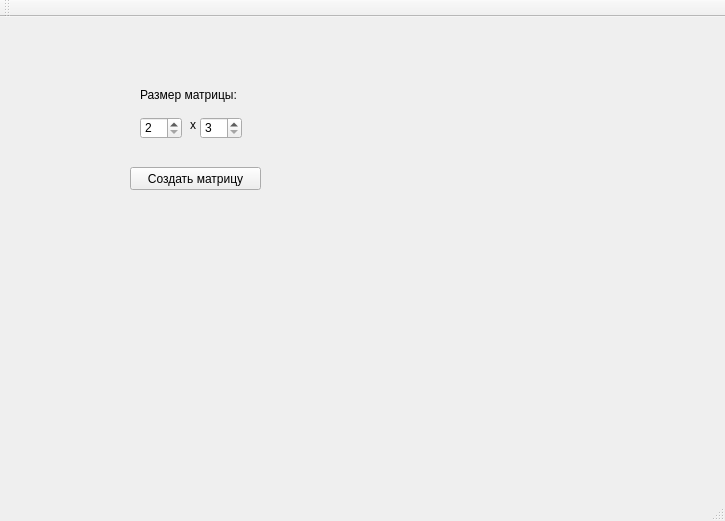
This is mainwindow.ui in artempal/gauss as Qt 5 draws it before an edit. The edited form follows.
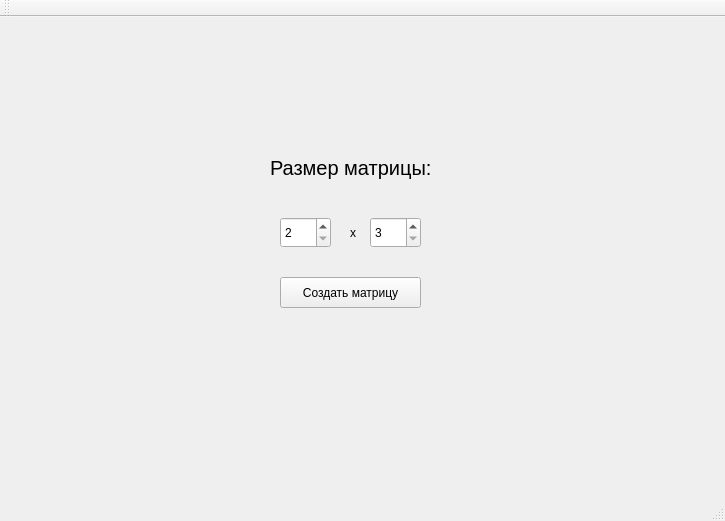
This is the edited form.

Commit message: устранил ошибку памяти при выводе

Diff of the .ui file:
```diff
--- a/mainwindow.ui
+++ b/mainwindow.ui
@@ -30,10 +30,10 @@
      <widget class="QSpinBox" name="row">
       <property name="geometry">
        <rect>
-        <x>120</x>
-        <y>80</y>
-        <width>42</width>
-        <height>22</height>
+        <x>260</x>
+        <y>180</y>
+        <width>51</width>
+        <height>31</height>
        </rect>
       </property>
       <property name="minimum">
@@ -46,10 +46,10 @@
      <widget class="QSpinBox" name="col">
       <property name="geometry">
        <rect>
-        <x>180</x>
-        <y>80</y>
-        <width>42</width>
-        <height>22</height>
+        <x>350</x>
+        <y>180</y>
+        <width>51</width>
+        <height>31</height>
        </rect>
       </property>
       <property name="minimum">
@@ -62,12 +62,17 @@
      <widget class="QLabel" name="label">
       <property name="geometry">
        <rect>
-        <x>120</x>
-        <y>50</y>
+        <x>250</x>
+        <y>100</y>
         <width>161</width>
-        <height>16</height>
+        <height>61</height>
        </rect>
       </property>
+      <property name="font">
+       <font>
+        <pointsize>15</pointsize>
+       </font>
+      </property>
       <property name="text">
        <string>Размер матрицы:</string>
       </property>
@@ -75,10 +80,10 @@
      <widget class="QLabel" name="label_2">
       <property name="geometry">
        <rect>
-        <x>170</x>
-        <y>80</y>
-        <width>16</width>
-        <height>16</height>
+        <x>330</x>
+        <y>180</y>
+        <width>21</width>
+        <height>31</height>
        </rect>
       </property>
       <property name="text">
@@ -88,10 +93,10 @@
      <widget class="QPushButton" name="create_btn">
       <property name="geometry">
        <rect>
-        <x>110</x>
-        <y>130</y>
-        <width>131</width>
-        <height>23</height>
+        <x>260</x>
+        <y>240</y>
+        <width>141</width>
+        <height>31</height>
        </rect>
       </property>
       <property name="text">
```
Left out of the diff: 13 changed lines with no effect on the pictures. The commit also changes 1 other file.
